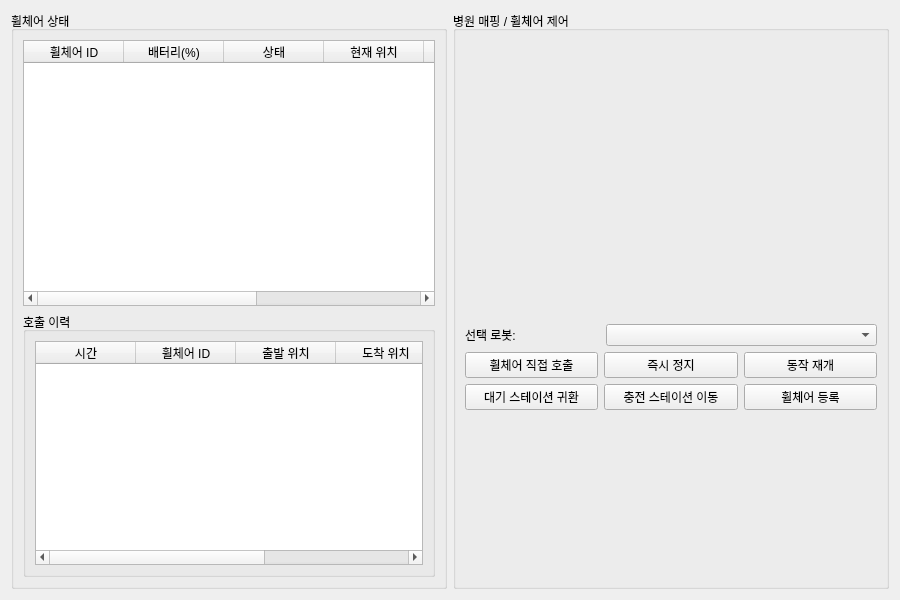
This is Hospital_Terminal/wheelchair_admin.ui in Heo157/Project-Hospital-Autonomous-Wheelchair as Qt 5 draws it before an edit. The edited form follows.
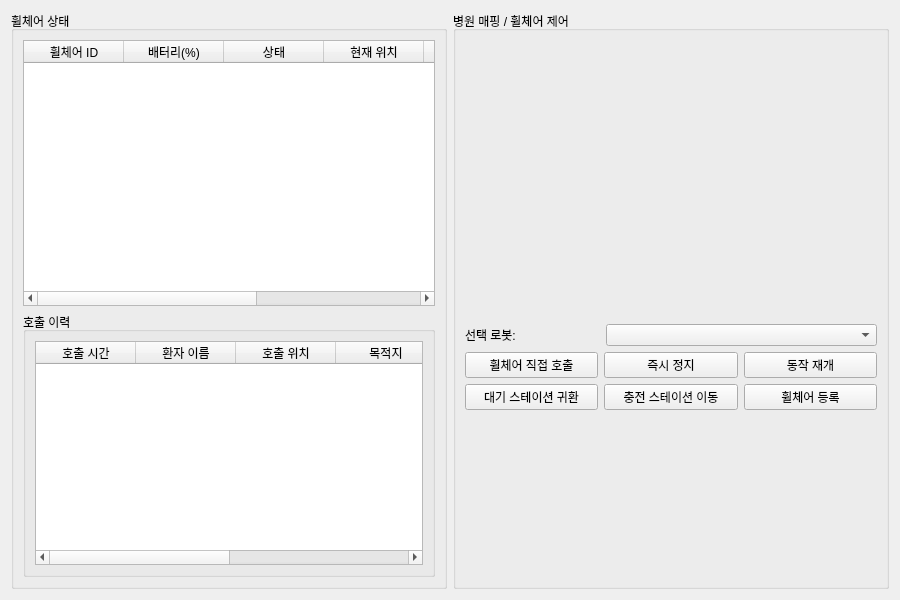
This is the edited form. Icons and pictures are not drawn.

```diff
--- a/Hospital_Terminal/wheelchair_admin.ui
+++ b/Hospital_Terminal/wheelchair_admin.ui
@@ -79,31 +79,36 @@
               <number>0</number>
              </property>
              <property name="columnCount">
-              <number>5</number>
+              <number>6</number>
              </property>
              <column>
               <property name="text">
-               <string>시간</string>
+               <string>호출 시간</string>
               </property>
              </column>
              <column>
               <property name="text">
-               <string>휠체어 ID</string>
+               <string>환자 이름</string>
               </property>
              </column>
              <column>
               <property name="text">
-               <string>출발 위치</string>
+               <string>호출 위치</string>
               </property>
              </column>
              <column>
               <property name="text">
-               <string>도착 위치</string>
+               <string>목적지</string>
               </property>
              </column>
              <column>
               <property name="text">
-               <string>호출자</string>
+               <string>배차 여부</string>
+              </property>
+             </column>
+             <column>
+              <property name="text">
+               <string>ETA</string>
               </property>
              </column>
             </widget>
```
